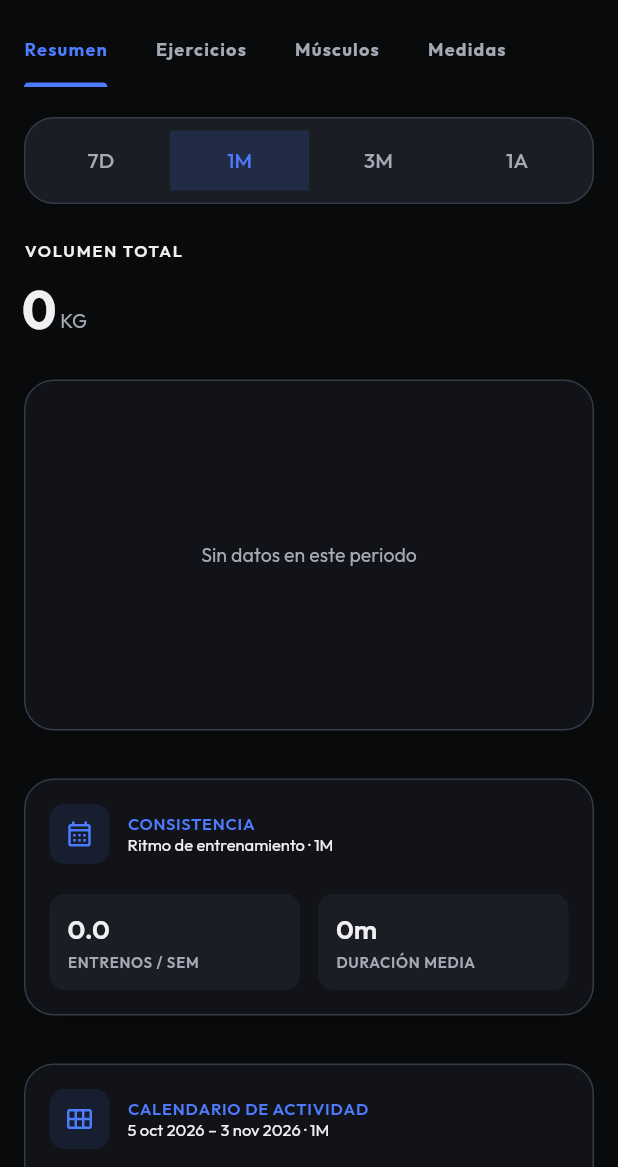
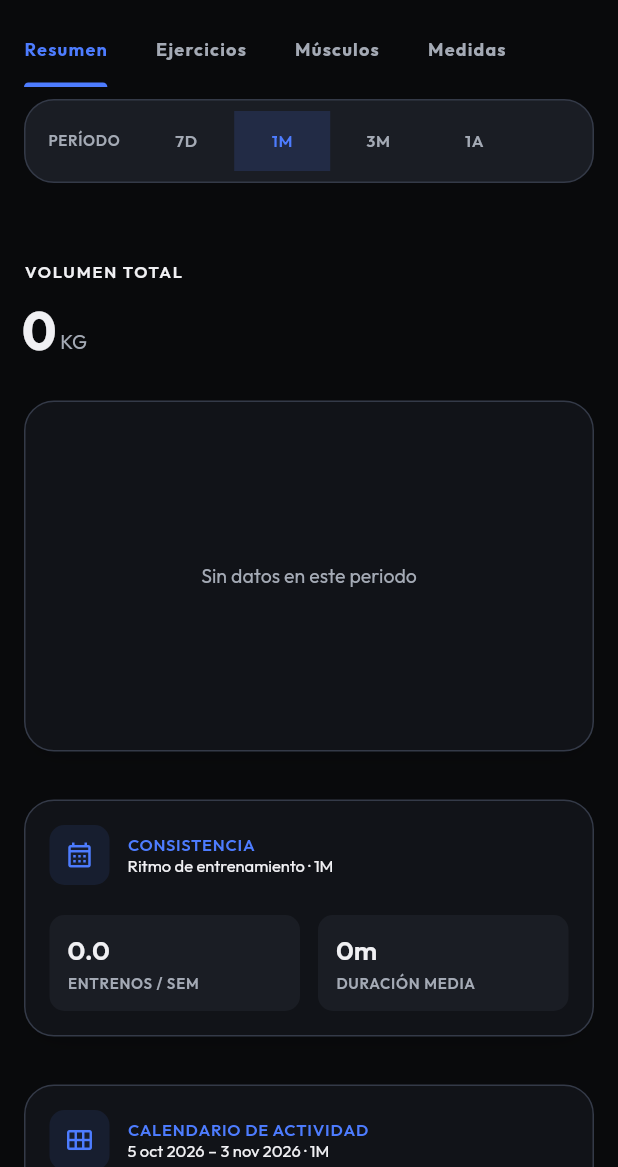
Before and after one commit to fernando15xvs/STK-Haven_CI, a Flutter app: the ProgressPage screen opened directly, on a phone screen of 412 x 824 dp, the part 69-1236 px from its top. Run offline on Flutter 3.47's test engine with Material 3 defaults, Android fonts, the phone set to English and light mode, and no system bars; our stand-ins replace audio_service, csv, file_picker, fl_chart, flutter_local_notifications, flutter_riverpod and 13 more; missing offline and left inert: dart:js_interop, workmanager; accounts and stored records are empty.

Commit message:
ci(snapshot): validate canonical STK-Haven PR #39 shared Progress period (no CI PR)
Mirror-only Actions trigger from push main. Source SHA canonical 6a3f8705e644ec7eec32b00bc01cf34f545fe5fa; copy 9 text code/test/docs files verbatim. Do not treat snapshot as canonical merge.

```diff
--- a/apps/app_mobile/lib/features/progress/presentation/pages/progress_page.dart
+++ b/apps/app_mobile/lib/features/progress/presentation/pages/progress_page.dart
@@ -16,6 +16,7 @@ import 'package:gym_tracker/features/exercises/presentation/pages/exercise_detai
 import 'package:gym_tracker/features/exercises/presentation/pages/exercise_history_page.dart';
 import 'package:gym_tracker/features/progress/presentation/widgets/progress_volume_headline.dart';
 import 'package:gym_tracker/features/progress/presentation/widgets/progress_consistency_metrics.dart';
+import 'package:gym_tracker/features/progress/presentation/widgets/progress_shared_period_selector.dart';
 import 'package:gym_tracker/features/progress/presentation/pages/body_measurement_page.dart';
 import 'package:core/features/profile/presentation/providers/settings_provider.dart';
 import 'package:gym_tracker/core/theme/components/metric_tile.dart';
@@ -61,24 +62,46 @@ class ProgressPage extends ConsumerWidget {
             ],
           ),
         ),
-        body: TabBarView(
+        // A single period control serves Resumen, Ejercicios and Músculos.
+        // Medidas keeps its separate, measurement-specific date range.
+        body: Builder(
+          builder: (context) {
+            final tabs = DefaultTabController.of(context);
+            return AnimatedBuilder(
+              animation: tabs,
+              builder: (context, _) => Column(
+                children: [
+                  if (tabs.index != 3) const ProgressSharedPeriodSelector(),
+                  Expanded(
+                    child: TabBarView(
                       children: [
                         const _SummaryTab(),
                         ProgressExercisesPanel(
-              onOpenExercise: (exercise) => Navigator.of(context).push(
+                          useSharedPeriod: true,
+                          onOpenExercise: (exercise) =>
+                              Navigator.of(context).push(
                             MaterialPageRoute<void>(
-                  builder: (_) => ExerciseDetailPage(exercise: exercise),
+                              builder: (_) =>
+                                  ExerciseDetailPage(exercise: exercise),
                             ),
                           ),
-              onOpenHistory: (exercise) => Navigator.of(context).push(
+                          onOpenHistory: (exercise) =>
+                              Navigator.of(context).push(
                             MaterialPageRoute<void>(
-                  builder: (_) => ExerciseHistoryPage(exercise: exercise),
+                              builder: (_) =>
+                                  ExerciseHistoryPage(exercise: exercise),
                             ),
                           ),
                         ),
                         const MuscleHeatmapGrid(),
                         const BodyMeasurementPage(),
                       ],
+                    ),
+                  ),
+                ],
+              ),
+            );
+          },
         ),
       ),
     );
@@ -95,11 +118,12 @@ class _SummaryTab extends ConsumerWidget {
     final history = ref.watch(workoutHistoryProvider);
     final settings = ref.watch(settingsProvider);
     final exercises = ref.watch(exerciseListProvider);
+    final now = DateTime.now();
     final insights = ProgressInsightCalculator.calculate(
       history: history,
       exercises: exercises,
-      from: filter.startDate,
-      now: DateTime.now(),
+      from: filter.startDateAt(now),
+      now: now,
       periodKey: filter.label,
     );
 
@@ -109,47 +133,6 @@ class _SummaryTab extends ConsumerWidget {
         vertical: AppSpacing.lg,
       ),
       children: [
-        Container(
-          decoration: BoxDecoration(
-            color: AppColors.of(context).surfaceHigh,
-            borderRadius: AppRadius.lg_,
-            border: Border.all(color: AppColors.of(context).surfaceBorder),
-          ),
-          padding: const EdgeInsets.all(4),
-          child: SegmentedButton<TimeFilter>(
-            segments: const [
-              ButtonSegment(value: TimeFilter.week, label: Text('7D')),
-              ButtonSegment(value: TimeFilter.month, label: Text('1M')),
-              ButtonSegment(value: TimeFilter.threeMonths, label: Text('3M')),
-              ButtonSegment(value: TimeFilter.year, label: Text('1A')),
-            ],
-            selected: {filter},
-            onSelectionChanged: (Set<TimeFilter> newSelection) {
-              ref
-                  .read(timeFilterProvider.notifier)
-                  .setFilter(newSelection.first);
-            },
-            showSelectedIcon: false,
-            style: ButtonStyle(
-              backgroundColor: WidgetStateProperty.resolveWith<Color>((states) {
-                if (states.contains(WidgetState.selected)) {
-                  return AppColors.of(context).primary.withValues(alpha: 0.15);
-                }
-                return Colors.transparent;
-              }),
-              foregroundColor: WidgetStateProperty.resolveWith<Color>((states) {
-                if (states.contains(WidgetState.selected)) {
-                  return AppColors.of(context).primary;
-                }
-                return AppColors.of(context).textSecondary;
-              }),
-              side: const WidgetStatePropertyAll(BorderSide.none),
-              shape: WidgetStatePropertyAll(
-                RoundedRectangleBorder(borderRadius: AppRadius.md_),
-              ),
-            ),
-          ),
-        ),
         const SizedBox(height: AppSpacing.xl),
         Text(
           'VOLUMEN TOTAL',
--- /dev/null
+++ b/apps/app_mobile/lib/features/progress/presentation/widgets/progress_shared_period_selector.dart
@@ -0,0 +1,86 @@
+import 'package:core/features/progress/application/progress_metrics_service.dart';
+import 'package:flutter/material.dart';
+import 'package:flutter_riverpod/flutter_riverpod.dart';
+import 'package:gym_tracker/core/theme/app_colors.dart';
+
+/// One controller for the three analytical tabs in Progreso.
+/// Measurements intentionally use their own date ranges.
+class ProgressSharedPeriodSelector extends ConsumerWidget {
+  const ProgressSharedPeriodSelector({super.key});
+
+  @override
+  Widget build(BuildContext context, WidgetRef ref) {
+    final filter = ref.watch(timeFilterProvider);
+    final colors = AppColors.of(context);
+    return Padding(
+      padding: const EdgeInsets.fromLTRB(
+        AppSpacing.md, AppSpacing.xs, AppSpacing.md, AppSpacing.xs),
+      child: DecoratedBox(
+        decoration: BoxDecoration(
+          color: colors.surfaceHigh,
+          borderRadius: AppRadius.lg_,
+          border: Border.all(color: colors.surfaceBorder),
+        ),
+        child: Padding(
+          padding: const EdgeInsets.symmetric(
+            horizontal: AppSpacing.xs, vertical: AppSpacing.xxs),
+          child: Row(
+            children: [
+              Padding(
+                padding: const EdgeInsets.only(left: AppSpacing.xs),
+                child: Text(
+                  'PERÍODO',
+                  style: AppTypography.labelSmall.copyWith(
+                    color: colors.textSecondary),
+                ),
+              ),
+              const SizedBox(width: AppSpacing.sm),
+              Expanded(
+                // Horizontal scrolling, rather than shrinking fonts, keeps
+                // the four options legible at 320 px and text scale 1.6.
+                child: SingleChildScrollView(
+                  scrollDirection: Axis.horizontal,
+                  child: SegmentedButton<TimeFilter>(
+                    key: const ValueKey('progress_shared_period'),
+                    segments: const [
+                      ButtonSegment(value: TimeFilter.week, label: Text('7D')),
+                      ButtonSegment(value: TimeFilter.month, label: Text('1M')),
+                      ButtonSegment(value: TimeFilter.threeMonths, label: Text('3M')),
+                      ButtonSegment(value: TimeFilter.year, label: Text('1A')),
+                    ],
+                    selected: {filter},
+                    onSelectionChanged: (selection) {
+                      if (selection.isNotEmpty) {
+                        ref.read(timeFilterProvider.notifier)
+                            .setFilter(selection.first);
+                      }
+                    },
+                    showSelectedIcon: false,
+                    style: ButtonStyle(
+                      textStyle: WidgetStatePropertyAll(
+                        AppTypography.labelMedium),
+                      foregroundColor: WidgetStateProperty.resolveWith(
+                        (states) => states.contains(WidgetState.selected)
+                            ? colors.primary
+                            : colors.textSecondary,
+                      ),
+                      backgroundColor: WidgetStateProperty.resolveWith(
+                        (states) => states.contains(WidgetState.selected)
+                            ? colors.primary.withValues(alpha: 0.15)
+                            : Colors.transparent,
+                      ),
+                      side: const WidgetStatePropertyAll(BorderSide.none),
+                      shape: WidgetStatePropertyAll(
+                        RoundedRectangleBorder(borderRadius: AppRadius.md_),
+                      ),
+                    ),
+                  ),
+                ),
+              ),
+            ],
+          ),
+        ),
+      ),
+    );
+  }
+}
```
Also changed, not shown: apps/app_mobile/lib/features/progress/presentation/widgets/muscle_heatmap_grid.dart (+8 -6 lines), packages/core/lib/features/progress/application/progress_metrics_service.dart (+7 -14 lines), packages/core/lib/features/progress/presentation/pages/progress_intelligence_page.dart (+27 -8 lines), 4 other files. Lines whose indentation alone changed are shown as unchanged.
